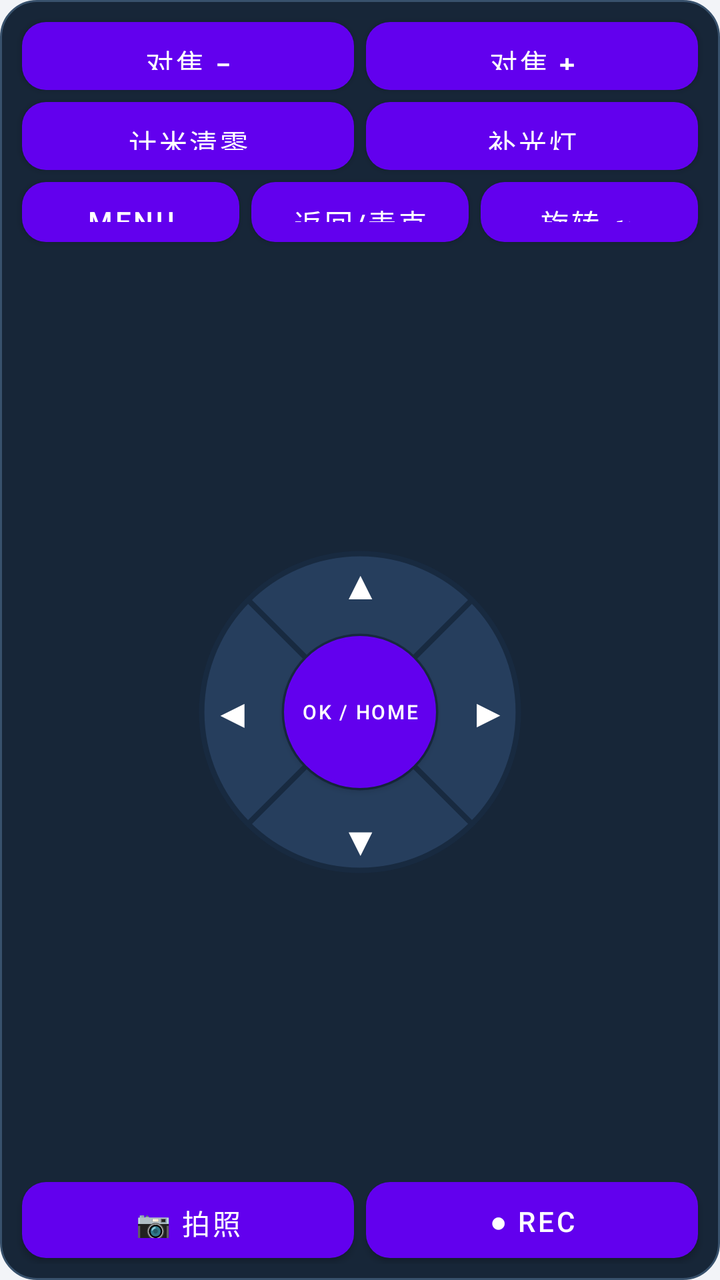
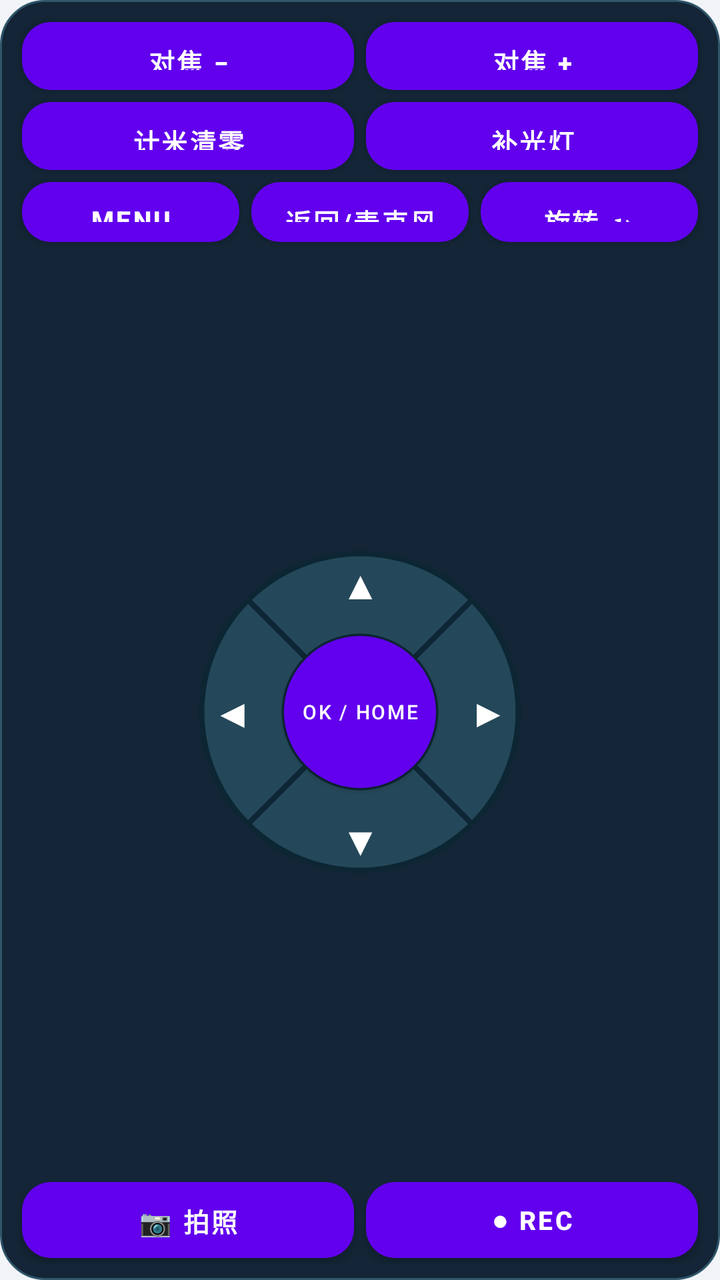

An Android layout rendered at two revisions. The XML below is the earlier revision; the diff shows what the commit changed to produce the second picture.
<!-- AndroidManifest.xml: another module's application theme Theme.AHD_Camera -->
<!-- res/layout/phone_remote_controls.xml -->
<?xml version="1.0" encoding="utf-8"?>
<LinearLayout xmlns:android="http://schemas.android.com/apk/res/android"
    android:layout_width="match_parent"
    android:layout_height="match_parent"
    android:background="@drawable/phone_remote_panel"
    android:orientation="vertical"
    android:padding="8dp">

    <LinearLayout
        android:layout_width="match_parent"
        android:layout_height="40dp"
        android:orientation="horizontal">

        <Button
            android:id="@+id/phone_focus_minus"
            style="@style/PhoneControlButton"
            android:text="对焦 −" />

        <Button
            android:id="@+id/phone_focus_plus"
            style="@style/PhoneControlButton"
            android:text="对焦 +" />
    </LinearLayout>

    <LinearLayout
        android:layout_width="match_parent"
        android:layout_height="40dp"
        android:orientation="horizontal">

        <Button
            android:id="@+id/phone_distance_reset"
            style="@style/PhoneControlButton"
            android:onClick="onRemoteButtonClick"
            android:text="计米清零" />

        <Button
            android:id="@+id/phone_light"
            style="@style/PhoneControlButton"
            android:onClick="onRemoteButtonClick"
            android:text="补光灯" />
    </LinearLayout>

    <LinearLayout
        android:layout_width="match_parent"
        android:layout_height="36dp"
        android:orientation="horizontal">

        <Button
            android:id="@+id/phone_menu"
            style="@style/PhoneControlButton"
            android:onClick="onRemoteButtonClick"
            android:text="MENU" />

        <Button
            android:id="@+id/phone_back"
            style="@style/PhoneControlButton"
            android:text="返回/麦克风" />

        <Button
            android:id="@+id/phone_rotate"
            style="@style/PhoneControlButton"
            android:onClick="onRemoteButtonClick"
            android:text="旋转 ↻" />
    </LinearLayout>

    <FrameLayout
        android:layout_width="match_parent"
        android:layout_height="0dp"
        android:layout_weight="1"
        android:foregroundGravity="center">

        <FrameLayout
            android:layout_width="180dp"
            android:layout_height="180dp"
            android:layout_gravity="center"
            android:background="@drawable/phone_direction_ring">

            <Button
                android:id="@+id/phone_up"
                style="@style/PhoneDirectionButton"
                android:layout_width="88dp"
                android:layout_height="52dp"
                android:layout_gravity="top|center_horizontal"
                android:text="▲" />

            <Button
                android:id="@+id/phone_left"
                style="@style/PhoneDirectionButton"
                android:layout_width="52dp"
                android:layout_height="88dp"
                android:layout_gravity="center_vertical|left"
                android:text="◀" />

            <Button
                android:id="@+id/phone_right"
                style="@style/PhoneDirectionButton"
                android:layout_width="52dp"
                android:layout_height="88dp"
                android:layout_gravity="center_vertical|right"
                android:text="▶" />

            <Button
                android:id="@+id/phone_down"
                style="@style/PhoneDirectionButton"
                android:layout_width="88dp"
                android:layout_height="52dp"
                android:layout_gravity="bottom|center_horizontal"
                android:text="▼" />

            <Button
                android:id="@+id/phone_ok_home"
                style="@style/PhoneDirectionCenterButton"
                android:layout_width="76dp"
                android:layout_height="76dp"
                android:layout_gravity="center"
                android:text="OK / HOME"
                android:textSize="10sp" />
        </FrameLayout>
    </FrameLayout>

    <LinearLayout
        android:layout_width="match_parent"
        android:layout_height="44dp"
        android:orientation="horizontal">

        <Button
            android:id="@+id/phone_photo"
            style="@style/PhoneControlButton"
            android:onClick="onRemoteButtonClick"
            android:text="📷 拍照" />

        <Button
            android:id="@+id/phone_record"
            style="@style/PhoneControlButton"
            android:onClick="onRemoteButtonClick"
            android:text="● REC" />
    </LinearLayout>
</LinearLayout>
<!-- resources referenced by this layout -->
<resources>
  <!-- drawable phone_direction_ring (drawable) -->
  <?xml version="1.0" encoding="utf-8"?>
  <vector xmlns:android="http://schemas.android.com/apk/res/android"
      android:width="180dp"
      android:height="180dp"
      android:viewportWidth="200"
      android:viewportHeight="200">
      <path android:fillColor="#263E5D" android:strokeColor="#182A40" android:strokeWidth="3"
          android:pathData="M37.8,37.8 A88,88 0,0 1,162.2 37.8 L129.7,70.3 A42,42 0,0 0,70.3 70.3 Z" />
      <path android:fillColor="#263E5D" android:strokeColor="#182A40" android:strokeWidth="3"
          android:pathData="M162.2,37.8 A88,88 0,0 1,162.2 162.2 L129.7,129.7 A42,42 0,0 0,129.7 70.3 Z" />
      <path android:fillColor="#263E5D" android:strokeColor="#182A40" android:strokeWidth="3"
          android:pathData="M162.2,162.2 A88,88 0,0 1,37.8 162.2 L70.3,129.7 A42,42 0,0 0,129.7 129.7 Z" />
      <path android:fillColor="#263E5D" android:strokeColor="#182A40" android:strokeWidth="3"
          android:pathData="M37.8,162.2 A88,88 0,0 1,37.8 37.8 L70.3,70.3 A42,42 0,0 0,70.3 129.7 Z" />
  </vector>
  <!-- drawable phone_remote_panel (drawable) -->
  <?xml version="1.0" encoding="utf-8"?>
  <shape xmlns:android="http://schemas.android.com/apk/res/android">
      <solid android:color="#172638" />
      <corners android:radius="18dp" />
      <stroke android:width="1dp" android:color="#38516C" />
  </shape>
  <style name="PhoneControlButton">
          <item name="android:layout_width">0dp</item>
          <item name="android:layout_height">match_parent</item>
          <item name="android:layout_weight">1</item>
          <item name="android:layout_margin">3dp</item>
          <item name="android:background">@drawable/phone_control_button</item>
          <item name="android:textColor">#FFFFFF</item>
          <item name="android:textAllCaps">false</item>
      </style>
  <style name="PhoneDirectionButton">
          <item name="android:background">@android:color/transparent</item>
          <item name="android:textColor">#FFFFFF</item>
          <item name="android:textSize">20sp</item>
          <item name="android:textAllCaps">false</item>
          <item name="android:minWidth">0dp</item>
          <item name="android:minHeight">0dp</item>
          <item name="android:padding">0dp</item>
      </style>
  <!-- drawable phone_control_button (drawable) -->
  <?xml version="1.0" encoding="utf-8"?>
  <shape xmlns:android="http://schemas.android.com/apk/res/android">
      <solid android:color="#263E5D" />
      <corners android:radius="12dp" />
  </shape>
  <!-- drawable phone_direction_center (drawable) -->
  <?xml version="1.0" encoding="utf-8"?>
  <shape xmlns:android="http://schemas.android.com/apk/res/android" android:shape="oval">
      <solid android:color="#314F74" />
      <stroke android:width="2dp" android:color="#182A40" />
  </shape>
  <!-- unchanged entries left out for length: 9 -->
</resources>

<!-- the commit's change to res/layout/phone_remote_controls.xml (unified diff, before → after) -->
@@ -36,6 +36,7 @@
         <Button
             android:id="@+id/phone_light"
             style="@style/PhoneControlButton"
+            android:background="@drawable/phone_light_button"
             android:onClick="onRemoteButtonClick"
             android:text="补光灯" />
     </LinearLayout>
@@ -132,6 +133,7 @@
         <Button
             android:id="@+id/phone_record"
             style="@style/PhoneControlButton"
+            android:background="@drawable/phone_record_button"
             android:onClick="onRemoteButtonClick"
             android:text="● REC" />
     </LinearLayout>
<!-- resource entries referenced after the edit -->
@@ -7,21 +7,47 @@
       android:height="180dp"
       android:viewportWidth="200"
       android:viewportHeight="200">
-      <path android:fillColor="#263E5D" android:strokeColor="#182A40" android:strokeWidth="3"
+      <path android:fillColor="#24485A" android:strokeColor="#0D2634" android:strokeWidth="3"
           android:pathData="M37.8,37.8 A88,88 0,0 1,162.2 37.8 L129.7,70.3 A42,42 0,0 0,70.3 70.3 Z" />
-      <path android:fillColor="#263E5D" android:strokeColor="#182A40" android:strokeWidth="3"
+      <path android:fillColor="#24485A" android:strokeColor="#0D2634" android:strokeWidth="3"
           android:pathData="M162.2,37.8 A88,88 0,0 1,162.2 162.2 L129.7,129.7 A42,42 0,0 0,129.7 70.3 Z" />
-      <path android:fillColor="#263E5D" android:strokeColor="#182A40" android:strokeWidth="3"
+      <path android:fillColor="#24485A" android:strokeColor="#0D2634" android:strokeWidth="3"
           android:pathData="M162.2,162.2 A88,88 0,0 1,37.8 162.2 L70.3,129.7 A42,42 0,0 0,129.7 129.7 Z" />
-      <path android:fillColor="#263E5D" android:strokeColor="#182A40" android:strokeWidth="3"
+      <path android:fillColor="#24485A" android:strokeColor="#0D2634" android:strokeWidth="3"
           android:pathData="M37.8,162.2 A88,88 0,0 1,37.8 37.8 L70.3,70.3 A42,42 0,0 0,70.3 129.7 Z" />
   </vector>
+  <!-- drawable phone_light_button (drawable) -->
+  <?xml version="1.0" encoding="utf-8"?>
+  <selector xmlns:android="http://schemas.android.com/apk/res/android">
+      <item android:state_pressed="true" android:drawable="@drawable/phone_control_button" />
+      <item android:state_selected="true">
+          <shape>
+              <solid android:color="#B27920" />
+              <corners android:radius="12dp" />
+              <stroke android:width="2dp" android:color="#FFD777" />
+          </shape>
+      </item>
+      <item android:drawable="@drawable/phone_control_button" />
+  </selector>
+  <!-- drawable phone_record_button (drawable) -->
+  <?xml version="1.0" encoding="utf-8"?>
+  <selector xmlns:android="http://schemas.android.com/apk/res/android">
+      <item android:state_pressed="true" android:drawable="@drawable/phone_control_button" />
+      <item android:state_selected="true">
+          <shape>
+              <solid android:color="#AC3545" />
+              <corners android:radius="12dp" />
+              <stroke android:width="2dp" android:color="#FF9EA9" />
+          </shape>
+      </item>
+      <item android:drawable="@drawable/phone_control_button" />
+  </selector>
   <!-- drawable phone_remote_panel (drawable) -->
   <?xml version="1.0" encoding="utf-8"?>
   <shape xmlns:android="http://schemas.android.com/apk/res/android">
-      <solid android:color="#172638" />
-      <corners android:radius="18dp" />
-      <stroke android:width="1dp" android:color="#38516C" />
+      <solid android:color="#132536" />
+      <corners android:radius="22dp" />
+      <stroke android:width="1dp" android:color="#30566A" />
   </shape>
   <style name="PhoneControlButton">
           <item name="android:layout_width">0dp</item>
@@ -31,9 +57,15 @@
           <item name="android:background">@drawable/phone_control_button</item>
           <item name="android:textColor">#FFFFFF</item>
           <item name="android:textAllCaps">false</item>
+          <item name="android:textSize">13sp</item>
+          <item name="android:textStyle">bold</item>
+          <item name="android:minHeight">0dp</item>
+          <item name="android:minWidth">0dp</item>
+          <item name="android:paddingStart">4dp</item>
+          <item name="android:paddingEnd">4dp</item>
       </style>
   <style name="PhoneDirectionButton">
-          <item name="android:background">@android:color/transparent</item>
+          <item name="android:background">@drawable/phone_direction_button</item>
           <item name="android:textColor">#FFFFFF</item>
           <item name="android:textSize">20sp</item>
           <item name="android:textAllCaps">false</item>
@@ -43,16 +75,49 @@
       </style>
   <!-- drawable phone_control_button (drawable) -->
   <?xml version="1.0" encoding="utf-8"?>
-  <shape xmlns:android="http://schemas.android.com/apk/res/android">
-      <solid android:color="#263E5D" />
-      <corners android:radius="12dp" />
-  </shape>
+  <selector xmlns:android="http://schemas.android.com/apk/res/android">
+      <item android:state_pressed="true">
+          <shape>
+              <solid android:color="#315B72" />
+              <corners android:radius="14dp" />
+              <stroke android:width="1dp" android:color="#8BE7E6" />
+          </shape>
+      </item>
+      <item>
+          <shape>
+              <solid android:color="#20364A" />
+              <corners android:radius="14dp" />
+              <stroke android:width="1dp" android:color="#345166" />
+          </shape>
+      </item>
+  </selector>
+  <!-- drawable phone_direction_button (drawable) -->
+  <?xml version="1.0" encoding="utf-8"?>
+  <selector xmlns:android="http://schemas.android.com/apk/res/android">
+      <item android:state_pressed="true">
+          <shape>
+              <solid android:color="#BF57D8D1" />
+              <corners android:radius="20dp" />
+          </shape>
+      </item>
+      <item android:drawable="@android:color/transparent" />
+  </selector>
   <!-- drawable phone_direction_center (drawable) -->
   <?xml version="1.0" encoding="utf-8"?>
-  <shape xmlns:android="http://schemas.android.com/apk/res/android" android:shape="oval">
-      <solid android:color="#314F74" />
-      <stroke android:width="2dp" android:color="#182A40" />
-  </shape>
+  <selector xmlns:android="http://schemas.android.com/apk/res/android">
+      <item android:state_pressed="true">
+          <shape android:shape="oval">
+              <solid android:color="#54D7D3" />
+              <stroke android:width="2dp" android:color="#C5FFF8" />
+          </shape>
+      </item>
+      <item>
+          <shape android:shape="oval">
+              <solid android:color="#19384A" />
+              <stroke android:width="2dp" android:color="#59A7B4" />
+          </shape>
+      </item>
+  </selector>
   <!-- unchanged entries left out for length: 9 -->
 </resources>
 
